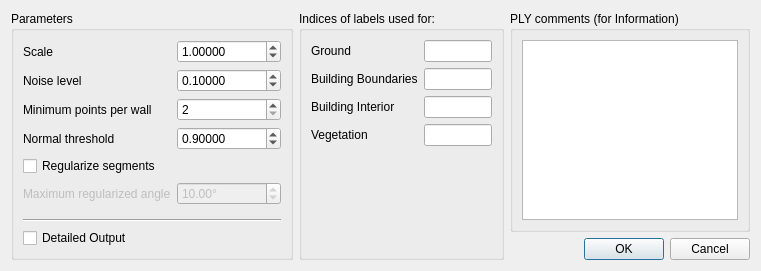
CGAL/cgal-public-dev, file Polyhedron/demo/Polyhedron/Plugins/Point_set/Level_of_detail_plugin.ui: the form before one commit.
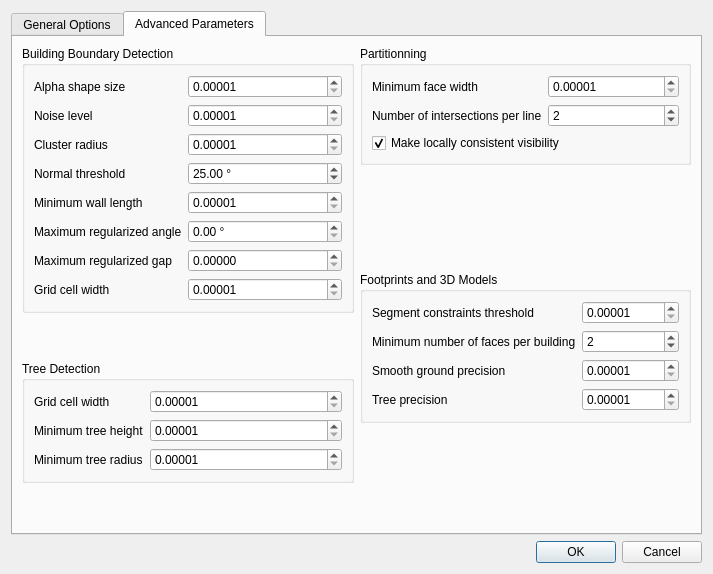
The form after the commit. The open tabs and pages were chosen to show the change.

Commit message: Trees in LOD2, improved API and updated plugin

```diff
--- a/Polyhedron/demo/Polyhedron/Plugins/Point_set/Level_of_detail_plugin.ui
+++ b/Polyhedron/demo/Polyhedron/Plugins/Point_set/Level_of_detail_plugin.ui
@@ -6,18 +6,95 @@
    <rect>
     <x>0</x>
     <y>0</y>
-    <width>761</width>
-    <height>271</height>
+    <width>713</width>
+    <height>574</height>
    </rect>
   </property>
   <property name="windowTitle">
    <string>Level of Detail</string>
   </property>
+  <layout class="QVBoxLayout" name="verticalLayout_7">
+   <item>
+    <widget class="QTabWidget" name="tabWidget">
+     <property name="enabled">
+      <bool>true</bool>
+     </property>
+     <property name="currentIndex">
+      <number>0</number>
+     </property>
+     <widget class="QWidget" name="generalTab">
+      <attribute name="title">
+       <string>General Options</string>
+      </attribute>
   <layout class="QHBoxLayout" name="horizontalLayout">
    <item>
+        <layout class="QVBoxLayout" name="verticalLayout_5">
+         <item>
+          <widget class="QGroupBox" name="groupBox_4">
+           <property name="title">
+            <string>Output</string>
+           </property>
+           <layout class="QVBoxLayout" name="verticalLayout_2">
+            <item>
+             <widget class="QCheckBox" name="lod0CheckBox">
+              <property name="text">
+               <string>LOD0 (2D footprints)</string>
+              </property>
+              <property name="checked">
+               <bool>true</bool>
+              </property>
+             </widget>
+            </item>
+            <item>
+             <widget class="QCheckBox" name="lod1CheckBox">
+              <property name="text">
+               <string>LOD1 (3D shoeboxes)</string>
+              </property>
+              <property name="checked">
+               <bool>true</bool>
+              </property>
+             </widget>
+            </item>
+            <item>
+             <widget class="QCheckBox" name="lod2CheckBox">
+              <property name="text">
+               <string>LOD2 (3D models)</string>
+              </property>
+              <property name="checked">
+               <bool>true</bool>
+              </property>
+             </widget>
+            </item>
+            <item>
+             <widget class="QCheckBox" name="detailedOutput">
+              <property name="text">
+               <string>Intermediate steps</string>
+              </property>
+              <property name="checked">
+               <bool>false</bool>
+              </property>
+             </widget>
+            </item>
+           </layout>
+          </widget>
+         </item>
+         <item>
+          <spacer name="verticalSpacer_6">
+           <property name="orientation">
+            <enum>Qt::Vertical</enum>
+           </property>
+           <property name="sizeHint" stdset="0">
+            <size>
+             <width>20</width>
+             <height>40</height>
+            </size>
+           </property>
+          </spacer>
+         </item>
+         <item>
     <widget class="QGroupBox" name="groupBox">
      <property name="title">
-      <string>Parameters</string>
+            <string>Parameters (general)</string>
      </property>
      <layout class="QVBoxLayout" name="verticalLayout_4">
       <item>
@@ -52,132 +129,56 @@
          </widget>
         </item>
         <item row="1" column="0">
-         <widget class="QLabel" name="noiseLevelLabel">
+               <widget class="QLabel" name="minimumWallLengthLabel">
           <property name="text">
-           <string>Noise level</string>
+                 <string>Minimum wall length</string>
           </property>
          </widget>
         </item>
         <item row="1" column="1">
-         <widget class="QDoubleSpinBox" name="noiseLevelDoubleSpinBox">
+               <widget class="QDoubleSpinBox" name="minimumWallLengthDoubleSpinBox">
           <property name="decimals">
            <number>5</number>
           </property>
-          <property name="minimum">
-           <double>0.000010000000000</double>
-          </property>
           <property name="maximum">
-           <double>100000.000000000000000</double>
+                 <double>10000.000000000000000</double>
           </property>
           <property name="singleStep">
            <double>0.010000000000000</double>
           </property>
           <property name="value">
-           <double>0.100000000000000</double>
+                 <double>2.000000000000000</double>
           </property>
          </widget>
         </item>
-        <item row="2" column="0">
-         <widget class="QLabel" name="minimumPointsPerWallLabel">
-          <property name="text">
-           <string>Minimum points per wall</string>
-          </property>
-         </widget>
-        </item>
-        <item row="3" column="0">
-         <widget class="QLabel" name="normalThresholdLabel">
-          <property name="text">
-           <string>Normal threshold</string>
-          </property>
-         </widget>
-        </item>
-        <item row="3" column="1">
-         <widget class="QDoubleSpinBox" name="normalThresholdDoubleSpinBox">
-          <property name="decimals">
-           <number>5</number>
-          </property>
-          <property name="minimum">
-           <double>0.000010000000000</double>
-          </property>
-          <property name="maximum">
-           <double>1.000000000000000</double>
-          </property>
-          <property name="singleStep">
-           <double>0.010000000000000</double>
-          </property>
-          <property name="value">
-           <double>0.900000000000000</double>
-          </property>
-         </widget>
-        </item>
-        <item row="5" column="0">
-         <widget class="QLabel" name="maximumRegularizedAngleLabel">
-          <property name="enabled">
-           <bool>false</bool>
-          </property>
-          <property name="text">
-           <string>Maximum regularized angle</string>
-          </property>
-         </widget>
-        </item>
-        <item row="5" column="1">
-         <widget class="QDoubleSpinBox" name="maximumRegularizedAngleDoubleSpinBox">
-          <property name="enabled">
-           <bool>false</bool>
-          </property>
-          <property name="suffix">
-           <string>°</string>
-          </property>
-          <property name="maximum">
-           <double>45.000000000000000</double>
-          </property>
-          <property name="value">
-           <double>10.000000000000000</double>
-          </property>
-         </widget>
-        </item>
-        <item row="2" column="1">
-         <widget class="QSpinBox" name="minimumPointsPerWallSpinBox">
-          <property name="minimum">
-           <number>2</number>
-          </property>
-          <property name="maximum">
-           <number>10000</number>
-          </property>
-         </widget>
-        </item>
-        <item row="4" column="0">
-         <widget class="QCheckBox" name="regularizeSegmentsCheckBox">
-          <property name="text">
-           <string>Regularize segments</string>
-          </property>
-         </widget>
-        </item>
-       </layout>
+             </layout>
+            </item>
+           </layout>
+          </widget>
       </item>
       <item>
-       <widget class="Line" name="line_3">
+          <spacer name="verticalSpacer_5">
         <property name="orientation">
-         <enum>Qt::Horizontal</enum>
-        </property>
-       </widget>
-      </item>
-      <item>
-       <widget class="QCheckBox" name="detailedOutput">
-        <property name="text">
-         <string>Detailed Output</string>
-        </property>
-       </widget>
-      </item>
-     </layout>
-    </widget>
-   </item>
+            <enum>Qt::Vertical</enum>
+           </property>
+           <property name="sizeHint" stdset="0">
+            <size>
+             <width>20</width>
+             <height>40</height>
+            </size>
+           </property>
+          </spacer>
+         </item>
+        </layout>
+       </item>
+       <item>
+        <layout class="QVBoxLayout" name="verticalLayout_3">
    <item>
     <widget class="QGroupBox" name="groupBox_2">
      <property name="title">
       <string>Indices of labels used for:</string>
      </property>
-     <layout class="QVBoxLayout" name="verticalLayout_2">
+           <layout class="QVBoxLayout" name="verticalLayout_6">
       <item>
        <layout class="QFormLayout" name="formLayout_2">
         <property name="fieldGrowthPolicy">
@@ -241,7 +242,18 @@
     </widget>
    </item>
    <item>
-    <layout class="QVBoxLayout" name="verticalLayout_3">
+          <spacer name="verticalSpacer_7">
+           <property name="orientation">
+            <enum>Qt::Vertical</enum>
+           </property>
+           <property name="sizeHint" stdset="0">
+            <size>
+             <width>20</width>
+             <height>40</height>
+            </size>
+           </property>
+          </spacer>
+         </item>
      <item>
       <widget class="QGroupBox" name="groupBox_3">
        <property name="title">
@@ -259,6 +271,551 @@
       </widget>
      </item>
      <item>
+          <spacer name="verticalSpacer_8">
+           <property name="orientation">
+            <enum>Qt::Vertical</enum>
+           </property>
+           <property name="sizeHint" stdset="0">
+            <size>
+             <width>20</width>
+             <height>40</height>
+            </size>
+           </property>
+          </spacer>
+         </item>
+        </layout>
+       </item>
+      </layout>
+     </widget>
+     <widget class="QWidget" name="buildingTab">
+      <attribute name="title">
+       <string>Advanced Parameters</string>
+      </attribute>
+      <layout class="QHBoxLayout" name="horizontalLayout_2">
+       <item>
+        <layout class="QVBoxLayout" name="verticalLayout_12">
+         <item>
+          <widget class="QGroupBox" name="groupBox_5">
+           <property name="title">
+            <string>Building Boundary Detection</string>
+           </property>
+           <layout class="QVBoxLayout" name="verticalLayout_8">
+            <item>
+             <layout class="QFormLayout" name="formLayout_3">
+              <property name="fieldGrowthPolicy">
+               <enum>QFormLayout::AllNonFixedFieldsGrow</enum>
+              </property>
+              <item row="0" column="0">
+               <widget class="QLabel" name="alphaShapeSizeLabel">
+                <property name="text">
+                 <string>Alpha shape size</string>
+                </property>
+               </widget>
+              </item>
+              <item row="0" column="1">
+               <widget class="QDoubleSpinBox" name="alphaShapeSizeDoubleSpinBox">
+                <property name="decimals">
+                 <number>5</number>
+                </property>
+                <property name="minimum">
+                 <double>0.000010000000000</double>
+                </property>
+                <property name="maximum">
+                 <double>10000.000000000000000</double>
+                </property>
+                <property name="singleStep">
+                 <double>0.010000000000000</double>
+                </property>
+               </widget>
+              </item>
+              <item row="1" column="0">
+               <widget class="QLabel" name="noiseLevelLabel">
+                <property name="text">
+                 <string>Noise level</string>
+                </property>
+               </widget>
+              </item>
+              <item row="1" column="1">
+               <widget class="QDoubleSpinBox" name="noiseLevelDoubleSpinBox">
+                <property name="decimals">
+                 <number>5</number>
+                </property>
+                <property name="minimum">
+                 <double>0.000010000000000</double>
+                </property>
+                <property name="maximum">
+                 <double>10000.000000000000000</double>
+                </property>
+                <property name="singleStep">
+                 <double>0.010000000000000</double>
+                </property>
+               </widget>
+              </item>
+              <item row="2" column="0">
+               <widget class="QLabel" name="clusterRadiusLabel">
+                <property name="text">
+                 <string>Cluster radius</string>
+                </property>
+               </widget>
+              </item>
+              <item row="2" column="1">
+               <widget class="QDoubleSpinBox" name="clusterRadiusDoubleSpinBox">
+                <property name="decimals">
+                 <number>5</number>
+                </property>
+                <property name="minimum">
+                 <double>0.000010000000000</double>
+                </property>
+                <property name="maximum">
+                 <double>10000.000000000000000</double>
+                </property>
+                <property name="singleStep">
+                 <double>0.010000000000000</double>
+                </property>
+               </widget>
+              </item>
+              <item row="4" column="0">
+               <widget class="QLabel" name="minimumWallLengthLabel_2">
+                <property name="text">
+                 <string>Minimum wall length</string>
+                </property>
+               </widget>
+              </item>
+              <item row="4" column="1">
+               <widget class="QDoubleSpinBox" name="minimumWallLengthDoubleSpinBox_2">
+                <property name="decimals">
+                 <number>5</number>
+                </property>
+                <property name="minimum">
+                 <double>0.000010000000000</double>
+                </property>
+                <property name="singleStep">
+                 <double>10000.000000000000000</double>
+                </property>
+               </widget>
+              </item>
+              <item row="5" column="0">
+               <widget class="QLabel" name="maximumRegularizedAngleLabel">
+                <property name="text">
+                 <string>Maximum regularized angle</string>
+                </property>
+               </widget>
+              </item>
+              <item row="5" column="1">
+               <widget class="QDoubleSpinBox" name="maximumRegularizedAngleDoubleSpinBox">
+                <property name="suffix">
+                 <string> °</string>
+                </property>
+                <property name="decimals">
+                 <number>2</number>
+                </property>
+                <property name="minimum">
+                 <double>0.000000000000000</double>
+                </property>
+                <property name="maximum">
+                 <double>90.000000000000000</double>
+                </property>
+                <property name="singleStep">
+                 <double>1.000000000000000</double>
+                </property>
+                <property name="value">
+                 <double>0.000000000000000</double>
+                </property>
+               </widget>
+              </item>
+              <item row="6" column="0">
+               <widget class="QLabel" name="maximumRegularizedGapLabel">
+                <property name="text">
+                 <string>Maximum regularized gap</string>
+                </property>
+               </widget>
+              </item>
+              <item row="6" column="1">
+               <widget class="QDoubleSpinBox" name="maximumRegularizedGapDoubleSpinBox">
+                <property name="decimals">
+                 <number>5</number>
+                </property>
+                <property name="minimum">
+                 <double>0.000000000000000</double>
+                </property>
+                <property name="maximum">
+                 <double>10000.000000000000000</double>
+                </property>
+                <property name="singleStep">
+                 <double>0.010000000000000</double>
+                </property>
+                <property name="value">
+                 <double>0.000000000000000</double>
+                </property>
+               </widget>
+              </item>
+              <item row="7" column="0">
+               <widget class="QLabel" name="gridCellWidthLabel">
+                <property name="text">
+                 <string>Grid cell width</string>
+                </property>
+               </widget>
+              </item>
+              <item row="7" column="1">
+               <widget class="QDoubleSpinBox" name="gridCellWidthDoubleSpinBox">
+                <property name="decimals">
+                 <number>5</number>
+                </property>
+                <property name="minimum">
+                 <double>0.000010000000000</double>
+                </property>
+                <property name="maximum">
+                 <double>10000.000000000000000</double>
+                </property>
+                <property name="singleStep">
+                 <double>0.010000000000000</double>
+                </property>
+               </widget>
+              </item>
+              <item row="3" column="0">
+               <widget class="QLabel" name="normalThresholdLabel">
+                <property name="text">
+                 <string>Normal threshold</string>
+                </property>
+               </widget>
+              </item>
+              <item row="3" column="1">
+               <widget class="QDoubleSpinBox" name="normalThresholdDoubleSpinBox">
+                <property name="suffix">
+                 <string> °</string>
+                </property>
+                <property name="maximum">
+                 <double>90.000000000000000</double>
+                </property>
+                <property name="value">
+                 <double>25.000000000000000</double>
+                </property>
+               </widget>
+              </item>
+             </layout>
+            </item>
+           </layout>
+          </widget>
+         </item>
+         <item>
+          <spacer name="verticalSpacer">
+           <property name="orientation">
+            <enum>Qt::Vertical</enum>
+           </property>
+           <property name="sizeHint" stdset="0">
+            <size>
+             <width>20</width>
+             <height>40</height>
+            </size>
+           </property>
+          </spacer>
+         </item>
+         <item>
+          <widget class="QGroupBox" name="groupBox_6">
+           <property name="title">
+            <string>Tree Detection</string>
+           </property>
+           <layout class="QVBoxLayout" name="verticalLayout_9">
+            <item>
+             <layout class="QFormLayout" name="formLayout_4">
+              <property name="fieldGrowthPolicy">
+               <enum>QFormLayout::AllNonFixedFieldsGrow</enum>
+              </property>
+              <item row="0" column="0">
+               <widget class="QLabel" name="gridCellWidthLabel_2">
+                <property name="text">
+                 <string>Grid cell width</string>
+                </property>
+               </widget>
+              </item>
+              <item row="0" column="1">
+               <widget class="QDoubleSpinBox" name="gridCellWidthDoubleSpinBox_2">
+                <property name="decimals">
+                 <number>5</number>
+                </property>
+                <property name="minimum">
+                 <double>0.000010000000000</double>
+                </property>
+                <property name="maximum">
+                 <double>10000.000000000000000</double>
+                </property>
+                <property name="singleStep">
+                 <double>0.010000000000000</double>
+                </property>
+               </widget>
+              </item>
+              <item row="1" column="0">
+               <widget class="QLabel" name="minimumTreeHeightLabel">
+                <property name="text">
+                 <string>Minimum tree height</string>
+                </property>
+               </widget>
+              </item>
+              <item row="1" column="1">
+               <widget class="QDoubleSpinBox" name="minimumTreeHeightDoubleSpinBox">
+                <property name="decimals">
+                 <number>5</number>
+                </property>
+                <property name="minimum">
+                 <double>0.000010000000000</double>
+                </property>
+                <property name="maximum">
+                 <double>10000.000000000000000</double>
+                </property>
+                <property name="singleStep">
+                 <double>0.010000000000000</double>
+                </property>
+               </widget>
+              </item>
+              <item row="2" column="0">
+               <widget class="QLabel" name="minimumTreeRadiusLabel">
+                <property name="text">
+                 <string>Minimum tree radius</string>
+                </property>
+               </widget>
+              </item>
+              <item row="2" column="1">
+               <widget class="QDoubleSpinBox" name="minimumTreeRadiusDoubleSpinBox">
+                <property name="decimals">
+                 <number>5</number>
+                </property>
+                <property name="minimum">
+                 <double>0.000010000000000</double>
+                </property>
+                <property name="maximum">
+                 <double>10000.000000000000000</double>
+                </property>
+                <property name="singleStep">
+                 <double>0.010000000000000</double>
+                </property>
+               </widget>
+              </item>
+             </layout>
+            </item>
+           </layout>
+          </widget>
+         </item>
+         <item>
+          <spacer name="verticalSpacer_2">
+           <property name="orientation">
+            <enum>Qt::Vertical</enum>
+           </property>
+           <property name="sizeHint" stdset="0">
+            <size>
+             <width>20</width>
+             <height>40</height>
+            </size>
+           </property>
+          </spacer>
+         </item>
+        </layout>
+       </item>
+       <item>
+        <layout class="QVBoxLayout" name="verticalLayout_13">
+         <item>
+          <widget class="QGroupBox" name="groupBox_7">
+           <property name="title">
+            <string>Partitionning</string>
+           </property>
+           <layout class="QVBoxLayout" name="verticalLayout_10">
+            <item>
+             <layout class="QFormLayout" name="formLayout_5">
+              <item row="0" column="0">
+               <widget class="QLabel" name="minimumFaceWidthLabel">
+                <property name="text">
+                 <string>Minimum face width</string>
+                </property>
+               </widget>
+              </item>
+              <item row="0" column="1">
+               <widget class="QDoubleSpinBox" name="minimumFaceWidthDoubleSpinBox">
+                <property name="decimals">
+                 <number>5</number>
+                </property>
+                <property name="minimum">
+                 <double>0.000010000000000</double>
+                </property>
+                <property name="maximum">
+                 <double>10000.000000000000000</double>
+                </property>
+                <property name="singleStep">
+                 <double>0.010000000000000</double>
+                </property>
+               </widget>
+              </item>
+              <item row="1" column="0">
+               <widget class="QLabel" name="numberOfIntersectionsPerLineLabel">
+                <property name="text">
+                 <string>Number of intersections per line</string>
+                </property>
+               </widget>
+              </item>
+              <item row="1" column="1">
+               <widget class="QSpinBox" name="numberOfIntersectionsPerLineSpinBox">
+                <property name="minimum">
+                 <number>1</number>
+                </property>
+                <property name="maximum">
+                 <number>100</number>
+                </property>
+                <property name="value">
+                 <number>2</number>
+                </property>
+               </widget>
+              </item>
+             </layout>
+            </item>
+            <item>
+             <widget class="QCheckBox" name="makeLocallyConsistentVisibilityCheckBox">
+              <property name="text">
+               <string>Make locally consistent visibility</string>
+              </property>
+              <property name="checked">
+               <bool>true</bool>
+              </property>
+             </widget>
+            </item>
+           </layout>
+          </widget>
+         </item>
+         <item>
+          <spacer name="verticalSpacer_3">
+           <property name="orientation">
+            <enum>Qt::Vertical</enum>
+           </property>
+           <property name="sizeHint" stdset="0">
+            <size>
+             <width>20</width>
+             <height>40</height>
+            </size>
+           </property>
+          </spacer>
+         </item>
+         <item>
+          <widget class="QGroupBox" name="groupBox_8">
+           <property name="title">
+            <string>Footprints and 3D Models</string>
+           </property>
+           <layout class="QVBoxLayout" name="verticalLayout_11">
+            <item>
+             <layout class="QFormLayout" name="formLayout_6">
+              <item row="0" column="0">
+               <widget class="QLabel" name="segmentConstraintsThresholdLabel">
+                <property name="text">
+                 <string>Segment constraints threshold</string>
+                </property>
+               </widget>
+              </item>
+              <item row="0" column="1">
+               <widget class="QDoubleSpinBox" name="segmentConstraintsThresholdDoubleSpinBox">
+                <property name="decimals">
+                 <number>5</number>
+                </property>
+                <property name="minimum">
+                 <double>0.000010000000000</double>
+                </property>
+                <property name="maximum">
+                 <double>10000.000000000000000</double>
+                </property>
+                <property name="singleStep">
+                 <double>0.010000000000000</double>
+                </property>
+               </widget>
+              </item>
+              <item row="1" column="0">
+               <widget class="QLabel" name="minimumNumberOfFacesPerBuildingLabel">
+                <property name="text">
+                 <string>Minimum number of faces per building</string>
+                </property>
+               </widget>
+              </item>
+              <item row="2" column="0">
+               <widget class="QLabel" name="smoothGroundPrecisionLabel">
+                <property name="text">
+                 <string>Smooth ground precision</string>
+                </property>
+               </widget>
+              </item>
+              <item row="2" column="1">
+               <widget class="QDoubleSpinBox" name="smoothGroundPrecisionDoubleSpinBox">
+                <property name="decimals">
+                 <number>5</number>
+                </property>
+                <property name="minimum">
+                 <double>0.000010000000000</double>
+                </property>
+                <property name="maximum">
+                 <double>10000.000000000000000</double>
+                </property>
+                <property name="singleStep">
+                 <double>0.010000000000000</double>
+                </property>
+                <property name="value">
+                 <double>0.000010000000000</double>
+                </property>
+               </widget>
+              </item>
+              <item row="3" column="0">
+               <widget class="QLabel" name="treePrecisionLabel">
+                <property name="text">
+                 <string>Tree precision</string>
+                </property>
+               </widget>
+              </item>
+              <item row="3" column="1">
+               <widget class="QDoubleSpinBox" name="treePrecisionDoubleSpinBox">
+                <property name="decimals">
+                 <number>5</number>
+                </property>
+                <property name="minimum">
+                 <double>0.000010000000000</double>
+                </property>
+                <property name="maximum">
+                 <double>10000.000000000000000</double>
+                </property>
+                <property name="singleStep">
+                 <double>0.010000000000000</double>
+                </property>
+               </widget>
+              </item>
+              <item row="1" column="1">
+               <widget class="QSpinBox" name="minimumNumberOfFacesPerBuildingSpinBox">
+                <property name="minimum">
+                 <number>1</number>
+                </property>
+                <property name="maximum">
+                 <number>100</number>
+                </property>
+                <property name="value">
+                 <number>2</number>
+                </property>
+               </widget>
+              </item>
+             </layout>
+            </item>
+           </layout>
+          </widget>
+         </item>
+         <item>
+          <spacer name="verticalSpacer_4">
+           <property name="orientation">
+            <enum>Qt::Vertical</enum>
+           </property>
+           <property name="sizeHint" stdset="0">
+            <size>
+             <width>20</width>
+             <height>40</height>
+            </size>
+           </property>
+          </spacer>
+         </item>
+        </layout>
+       </item>
+      </layout>
+     </widget>
+    </widget>
+   </item>
+   <item>
       <widget class="QDialogButtonBox" name="buttonBox">
        <property name="orientation">
         <enum>Qt::Horizontal</enum>
@@ -269,8 +826,6 @@
       </widget>
      </item>
     </layout>
-   </item>
-  </layout>
  </widget>
  <resources/>
  <connections>
```
Left out of the diff: 32 changed lines with no effect on the pictures. Lines whose indentation alone changed are shown as unchanged. The commit also changes 7 other files.
